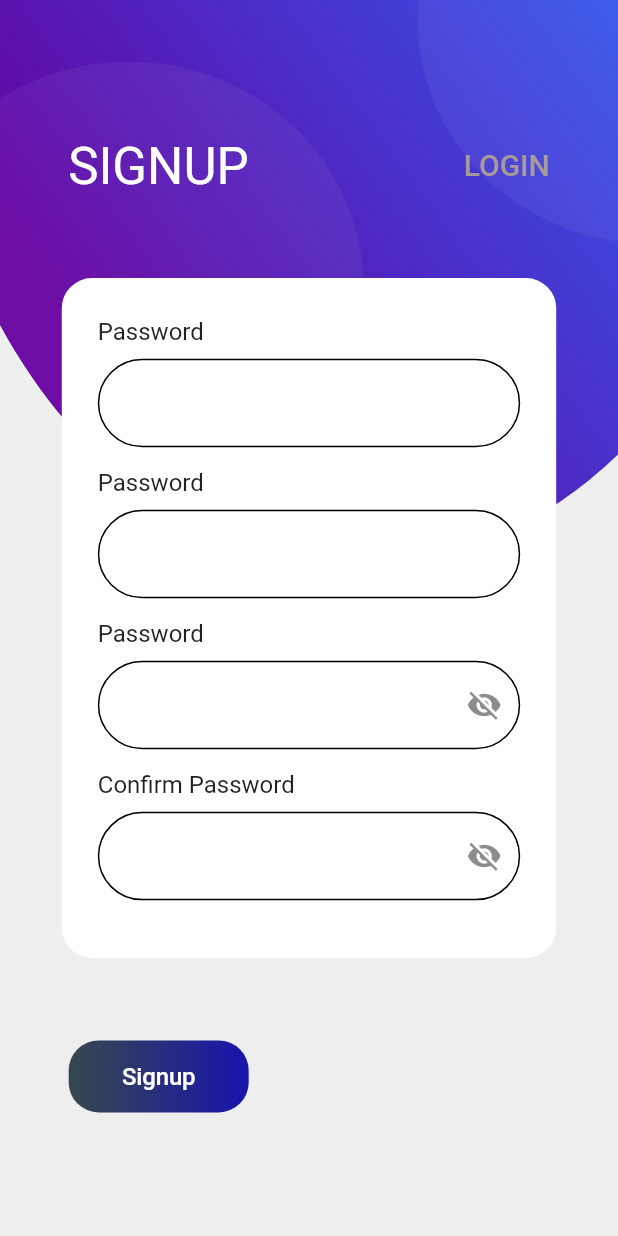
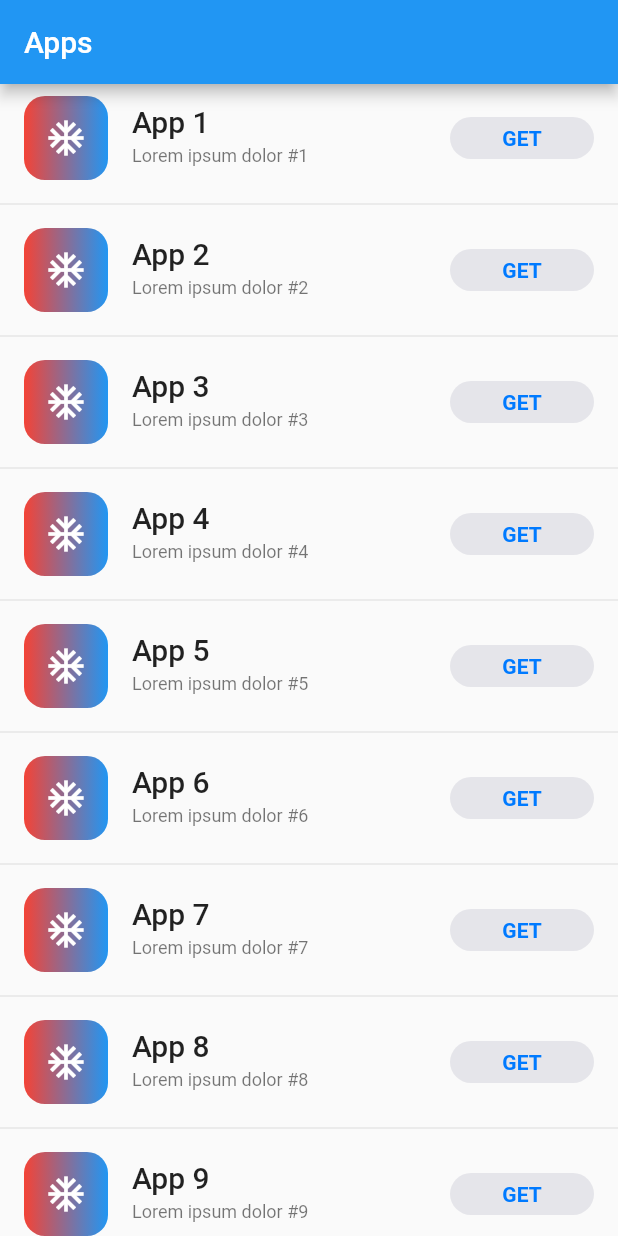
Before and after one commit to yavuzfk/flutter_features, a Flutter app: the screen it shows after launch, on a phone screen of 412 x 824 dp. Run offline on Flutter 3.47's test engine with Material 2 defaults, Android fonts, the light colour scheme and no system bars; our stand-ins replace another_flushbar, equatable, flutter_bloc, flutter_hooks, flutter_svg, gallery_saver and 6 more; missing offline and left inert: app_launcher, flutter_barcode_scanner, image_downloader; accounts and stored records are empty.

Commit message:
loading button added

```diff
--- /dev/null
+++ b/lib/indicating_button.dart
@@ -0,0 +1,397 @@
+import 'package:flutter/cupertino.dart';
+import 'package:flutter/material.dart';
+
+@immutable
+class ExampleCupertinoDownloadButton extends StatefulWidget {
+  const ExampleCupertinoDownloadButton({super.key});
+
+  @override
+  State<ExampleCupertinoDownloadButton> createState() =>
+      _ExampleCupertinoDownloadButtonState();
+}
+
+class _ExampleCupertinoDownloadButtonState
+    extends State<ExampleCupertinoDownloadButton> {
+  late final List<DownloadController> _downloadControllers;
+
+  @override
+  void initState() {
+    super.initState();
+    _downloadControllers = List<DownloadController>.generate(
+      20,
+      (index) => SimulatedDownloadController(onOpenDownload: () {
+        _openDownload(index);
+      }),
+    );
+  }
+
+  void _openDownload(int index) {
+    ScaffoldMessenger.of(context).showSnackBar(
+      SnackBar(
+        content: Text('Open App ${index + 1}'),
+      ),
+    );
+  }
+
+  @override
+  Widget build(BuildContext context) {
+    return Scaffold(
+      appBar: AppBar(title: const Text('Apps')),
+      body: ListView.separated(
+        itemCount: _downloadControllers.length,
+        separatorBuilder: (_, __) => const Divider(),
+        itemBuilder: _buildListItem,
+      ),
+    );
+  }
+
+  Widget _buildListItem(BuildContext context, int index) {
+    final theme = Theme.of(context);
+    final downloadController = _downloadControllers[index];
+
+    return ListTile(
+      leading: const DemoAppIcon(),
+      title: Text(
+        'App ${index + 1}',
+        overflow: TextOverflow.ellipsis,
+        style: theme.textTheme.headline6,
+      ),
+      subtitle: Text(
+        'Lorem ipsum dolor #${index + 1}',
+        overflow: TextOverflow.ellipsis,
+        style: theme.textTheme.caption,
+      ),
+      trailing: SizedBox(
+        width: 96,
+        child: AnimatedBuilder(
+          animation: downloadController,
+          builder: (context, child) {
+            return DownloadButton(
+              status: downloadController.downloadStatus,
+              downloadProgress: downloadController.progress,
+              onDownload: downloadController.startDownload,
+              onCancel: downloadController.stopDownload,
+              onOpen: downloadController.openDownload,
+            );
+          },
+        ),
+      ),
+    );
+  }
+}
+
+@immutable
+class DemoAppIcon extends StatelessWidget {
+  const DemoAppIcon({super.key});
+
+  @override
+  Widget build(BuildContext context) {
+    return const AspectRatio(
+      aspectRatio: 1,
+      child: FittedBox(
+        child: SizedBox(
+          width: 80,
+          height: 80,
+          child: DecoratedBox(
+            decoration: BoxDecoration(
+              gradient: LinearGradient(
+                colors: [Colors.red, Colors.blue],
+              ),
+              borderRadius: BorderRadius.all(Radius.circular(20)),
+            ),
+            child: Center(
+              child: Icon(
+                Icons.ac_unit,
+                color: Colors.white,
+                size: 40,
+              ),
+            ),
+          ),
+        ),
+      ),
+    );
+  }
+}
+
+enum DownloadStatus {
+  notDownloaded,
+  fetchingDownload,
+  downloading,
+  downloaded,
+}
+
+abstract class DownloadController implements ChangeNotifier {
+  DownloadStatus get downloadStatus;
+  double get progress;
+
+  void startDownload();
+  void stopDownload();
+  void openDownload();
+}
+
+class SimulatedDownloadController extends DownloadController
+    with ChangeNotifier {
+  SimulatedDownloadController({
+    DownloadStatus downloadStatus = DownloadStatus.notDownloaded,
+    double progress = 0.0,
+    required VoidCallback onOpenDownload,
+  })  : _downloadStatus = downloadStatus,
+        _progress = progress,
+        _onOpenDownload = onOpenDownload;
+
+  DownloadStatus _downloadStatus;
+  @override
+  DownloadStatus get downloadStatus => _downloadStatus;
+
+  double _progress;
+  @override
+  double get progress => _progress;
+
+  final VoidCallback _onOpenDownload;
+
+  bool _isDownloading = false;
+
+  @override
+  void startDownload() {
+    if (downloadStatus == DownloadStatus.notDownloaded) {
+      _doSimulatedDownload();
+    }
+  }
+
+  @override
+  void stopDownload() {
+    if (_isDownloading) {
+      _isDownloading = false;
+      _downloadStatus = DownloadStatus.notDownloaded;
+      _progress = 0.0;
+      notifyListeners();
+    }
+  }
+
+  @override
+  void openDownload() {
+    if (downloadStatus == DownloadStatus.downloaded) {
+      _onOpenDownload();
+    }
+  }
+
+  Future<void> _doSimulatedDownload() async {
+    _isDownloading = true;
+    _downloadStatus = DownloadStatus.fetchingDownload;
+    notifyListeners();
+
+    // Wait a second to simulate fetch time.
+    await Future<void>.delayed(const Duration(seconds: 1));
+
+    // If the user chose to cancel the download, stop the simulation.
+    if (!_isDownloading) {
+      return;
+    }
+
+    // Shift to the downloading phase.
+    _downloadStatus = DownloadStatus.downloading;
+    notifyListeners();
+
+    const downloadProgressStops = [0.0, 0.15, 0.45, 0.8, 1.0];
+    for (final stop in downloadProgressStops) {
+      // Wait a second to simulate varying download speeds.
+      await Future<void>.delayed(const Duration(seconds: 1));
+
+      // If the user chose to cancel the download, stop the simulation.
+      if (!_isDownloading) {
+        return;
+      }
+
+      // Update the download progress.
+      _progress = stop;
+      notifyListeners();
+    }
+
+    // Wait a second to simulate a final delay.
+    await Future<void>.delayed(const Duration(seconds: 1));
+
+    // If the user chose to cancel the download, stop the simulation.
+    if (!_isDownloading) {
+      return;
+    }
+
+    // Shift to the downloaded state, completing the simulation.
+    _downloadStatus = DownloadStatus.downloaded;
+    _isDownloading = false;
+    notifyListeners();
+  }
+}
+
+@immutable
+class DownloadButton extends StatelessWidget {
+  const DownloadButton({
+    super.key,
+    required this.status,
+    this.downloadProgress = 0.0,
+    required this.onDownload,
+    required this.onCancel,
+    required this.onOpen,
+    this.transitionDuration = const Duration(milliseconds: 500),
+  });
+
+  final DownloadStatus status;
+  final double downloadProgress;
+  final VoidCallback onDownload;
+  final VoidCallback onCancel;
+  final VoidCallback onOpen;
+  final Duration transitionDuration;
+
+  bool get _isDownloading => status == DownloadStatus.downloading;
+
+  bool get _isFetching => status == DownloadStatus.fetchingDownload;
+
+  bool get _isDownloaded => status == DownloadStatus.downloaded;
+
+  void _onPressed() {
+    switch (status) {
+      case DownloadStatus.notDownloaded:
+        onDownload();
+        break;
+      case DownloadStatus.fetchingDownload:
+        // do nothing.
+        break;
+      case DownloadStatus.downloading:
+        onCancel();
+        break;
+      case DownloadStatus.downloaded:
+        onOpen();
+        break;
+    }
+  }
+
+  @override
+  Widget build(BuildContext context) {
+    return GestureDetector(
+      onTap: _onPressed,
+      child: Stack(
+        children: [
+          ButtonShapeWidget(
+            transitionDuration: transitionDuration,
+            isDownloaded: _isDownloaded,
+            isDownloading: _isDownloading,
+            isFetching: _isFetching,
+          ),
+          Positioned.fill(
+            child: AnimatedOpacity(
+              duration: transitionDuration,
+              opacity: _isDownloading || _isFetching ? 1.0 : 0.0,
+              curve: Curves.ease,
+              child: Stack(
+                alignment: Alignment.center,
+                children: [
+                  ProgressIndicatorWidget(
+                    downloadProgress: downloadProgress,
+                    isDownloading: _isDownloading,
+                    isFetching: _isFetching,
+                  ),
+                  if (_isDownloading)
+                    const Icon(
+                      Icons.stop,
+                      size: 14,
+                      color: CupertinoColors.activeBlue,
+                    ),
+                ],
+              ),
+            ),
+          ),
+        ],
+      ),
+    );
+  }
+}
+
+@immutable
+class ButtonShapeWidget extends StatelessWidget {
+  const ButtonShapeWidget({
+    super.key,
+    required this.isDownloading,
+    required this.isDownloaded,
+    required this.isFetching,
+    required this.transitionDuration,
+  });
+
+  final bool isDownloading;
+  final bool isDownloaded;
+  final bool isFetching;
+  final Duration transitionDuration;
+
+  @override
+  Widget build(BuildContext context) {
+    var shape = const ShapeDecoration(
+      shape: StadiumBorder(),
+      color: CupertinoColors.lightBackgroundGray,
+    );
+
+    if (isDownloading || isFetching) {
+      shape = ShapeDecoration(
+        shape: const CircleBorder(),
+        color: Colors.white.withOpacity(0),
+      );
+    }
+
+    return AnimatedContainer(
+      duration: transitionDuration,
+      curve: Curves.ease,
+      width: double.infinity,
+      decoration: shape,
+      child: Padding(
+        padding: const EdgeInsets.symmetric(vertical: 6),
+        child: AnimatedOpacity(
+          duration: transitionDuration,
+          opacity: isDownloading || isFetching ? 0.0 : 1.0,
+          curve: Curves.ease,
+          child: Text(
+            isDownloaded ? 'OPEN' : 'GET',
+            textAlign: TextAlign.center,
+            style: Theme.of(context).textTheme.button?.copyWith(
+                  fontWeight: FontWeight.bold,
+                  color: CupertinoColors.activeBlue,
+                ),
+          ),
+        ),
+      ),
+    );
+  }
+}
+
+@immutable
+class ProgressIndicatorWidget extends StatelessWidget {
+  const ProgressIndicatorWidget({
+    super.key,
+    required this.downloadProgress,
+    required this.isDownloading,
+    required this.isFetching,
+  });
+
+  final double downloadProgress;
+  final bool isDownloading;
+  final bool isFetching;
+
+  @override
+  Widget build(BuildContext context) {
+    return AspectRatio(
+      aspectRatio: 1,
+      child: TweenAnimationBuilder<double>(
+        tween: Tween(begin: 0, end: downloadProgress),
+        duration: const Duration(milliseconds: 200),
+        builder: (context, progress, child) {
+          return CircularProgressIndicator(
+            backgroundColor: isDownloading
+                ? CupertinoColors.lightBackgroundGray
+                : Colors.white.withOpacity(0),
+            valueColor: AlwaysStoppedAnimation(isFetching
+                ? CupertinoColors.lightBackgroundGray
+                : CupertinoColors.activeBlue),
+            strokeWidth: 2,
+            value: isFetching ? null : progress,
+          );
+        },
+      ),
+    );
+  }
+}
--- a/lib/main.dart
+++ b/lib/main.dart
@@ -1,5 +1,5 @@
 import 'package:features/hive_tools.dart';
-import 'package:features/page_design/login_purple/login_purple.dart';
+import 'package:features/indicating_button.dart';
 import 'package:flutter/material.dart';
 import 'package:flutter/services.dart';
 import 'package:hive_flutter/adapters.dart';
@@ -28,7 +28,7 @@ class MyApp extends StatelessWidget {
       // home: hiveRead(HiveGetText().hiveABoxKey)
       //     ? const HomePage()
       //     : const OnBoardingScreen(),
-      home: const DesignLoginPurple(),
+      home: const ExampleCupertinoDownloadButton(),
     );
   }
 }
--- a/lib/page_design/login_purple/login_purple.dart
+++ b/lib/page_design/login_purple/login_purple.dart
@@ -174,6 +174,6 @@ class LoginPageTextItems {
   final String signupButtonText = "Signup";
   final String confirmText = "Confirm Password";
   final String passworText = "Password";
-  final String emailText = "Password";
-  final String usernameText = "Password";
+  final String emailText = "Email";
+  final String usernameText = "Username";
 }
--- a/lib/page_design/login_purple/widgets/custom_text_field.dart
+++ b/lib/page_design/login_purple/widgets/custom_text_field.dart
@@ -3,6 +3,7 @@ import 'package:flutter/material.dart';
 
 class CustomTextField extends StatelessWidget {
   final TextEditingController controller;
+
   const CustomTextField({Key? key, required this.controller}) : super(key: key);
 
   @override
```
